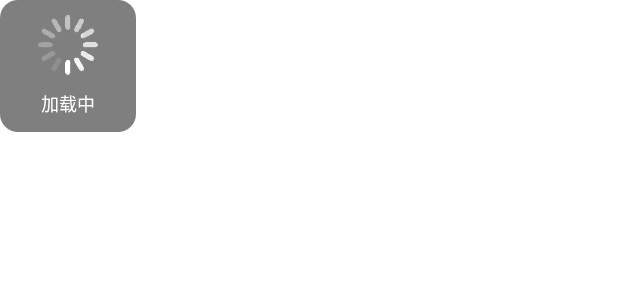
After one commit to mcl0505/LovePet, an Android app: the layout layout_loading_view.xml on its own in the app's theme, with its tools: preview values and no code run, on a phone screen of 412 x 824 dp. The commit adds this screen. Shown: the top 300 px of the screen. Run offline under Robolectric (Android 15) with nearby library versions, the phone set to English and light mode, and no system bars.

Commit message:
工具添加

```diff
--- a/dependencies.gradle
+++ b/dependencies.gradle
@@ -120,6 +120,7 @@ dependencies {
     implementation rootProject.ext.GitHub.mmkv
     //TODO PickerView  条件选择器
     implementation rootProject.ext.GitHub.pickerView
+    api rootProject.ext.GitHub.bugly
     //TODO 图片选择器 视频选择器
 //    implementation rootProject.ext.GitHub.pictureselector
 
--- a/easymvvm/src/main/java/com/mh55/easymvvm/App/ConfigBuilder.kt
+++ b/easymvvm/src/main/java/com/mh55/easymvvm/App/ConfigBuilder.kt
@@ -10,7 +10,8 @@ object ConfigBuilder {
     var isOpenCarsh = true
     //网络请求地址
     var mBaseHost = ""
-
+    //是否开启全局置灰  用作特殊节日默哀处理
+    var isGray = true
     var mImagePlaceholder = R.mipmap.icon_avatar_default
 
     object Path{
--- /dev/null
+++ b/easymvvm/src/main/res/layout/layout_loading_view.xml
@@ -0,0 +1,36 @@
+<?xml version="1.0" encoding="utf-8"?>
+<LinearLayout xmlns:android="http://schemas.android.com/apk/res/android"
+    android:layout_width="wrap_content"
+    android:layout_height="wrap_content"
+    android:background="@drawable/loading_bg"
+    android:orientation="vertical">
+
+    <LinearLayout
+        android:id="@+id/toast"
+        android:layout_width="wrap_content"
+        android:layout_height="wrap_content"
+        android:gravity="center"
+        android:orientation="vertical"
+        android:paddingStart="25dp"
+        android:paddingTop="10dp"
+        android:paddingEnd="25dp"
+        android:paddingBottom="10dp">
+
+        <ImageView
+            android:id="@+id/iv_image"
+            android:layout_width="40dp"
+            android:layout_height="40dp"
+            android:background="@mipmap/ic_loading" />
+
+        <TextView
+            android:id="@+id/message"
+            android:layout_width="wrap_content"
+            android:layout_height="wrap_content"
+            android:layout_gravity="center_horizontal"
+            android:layout_marginTop="10dp"
+            android:text="加载中"
+            android:textColor="@android:color/white"
+            android:textSize="12sp" />
+    </LinearLayout>
+
+</LinearLayout>
--- a/pet/src/main/java/com/mh55/lovepet/App.kt
+++ b/pet/src/main/java/com/mh55/lovepet/App.kt
@@ -3,4 +3,8 @@ package com.mh55.lovepet
 import com.mh55.easymvvm.EasyApplication
 
 class App : EasyApplication() {
+    override fun onCreate() {
+        super.onCreate()
+
+    }
 }
--- a/version.gradle
+++ b/version.gradle
@@ -121,6 +121,8 @@ ext {
             "pickerView"        : "com.contrarywind:Android-PickerView:4.1.8",
             // TODO 图片选择器
             "pictureselector"   : "io.github.lucksiege:pictureselector:v2.7.2",
+            // TODO bugly
+            "bugly"   : "com.tencent.bugly:crashreport:4.1.9",
             // TODO  路由跳转
             "arouter"           : "com.alibaba:arouter-api:1.5.2",
             "arouterCompiler"   : "com.alibaba:arouter-compiler:1.5.2",
```
Also changed, not shown: easymvvm/src/main/java/com/mh55/easymvvm/EasyApplication.kt (+9 -0 lines), easymvvm/src/main/java/com/mh55/easymvvm/ui/activity/AbsActivity.kt (+98 -39 lines), easymvvm/src/main/java/com/mh55/easymvvm/ui/dialog/LoadingDialog.kt (added, +56 -0 lines), easymvvm/src/main/java/com/mh55/easymvvm/ui/fragment/AbsFragment.kt (+11 -6 lines), easymvvm/src/main/java/com/mh55/easymvvm/ui/loadsir/ILoadsir.kt (+0 -10 lines), easymvvm/src/main/res/drawable/shape_load_bg.xml (added, +17 -0 lines), easymvvm/src/main/res/values/style.xml (+16 -0 lines), pet/src/main/java/com/mh55/lovepet/home/HomeFragment.kt (+9 -0 lines), pet/src/main/res/layout/fragment_home.xml (+13 -2 lines).
